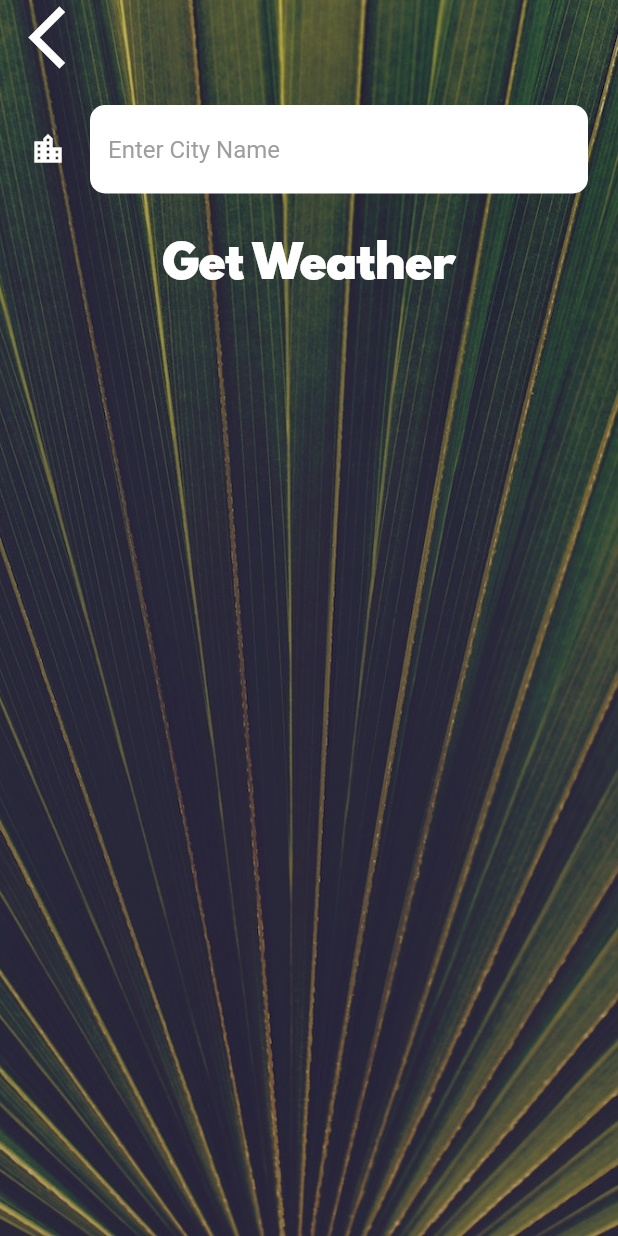
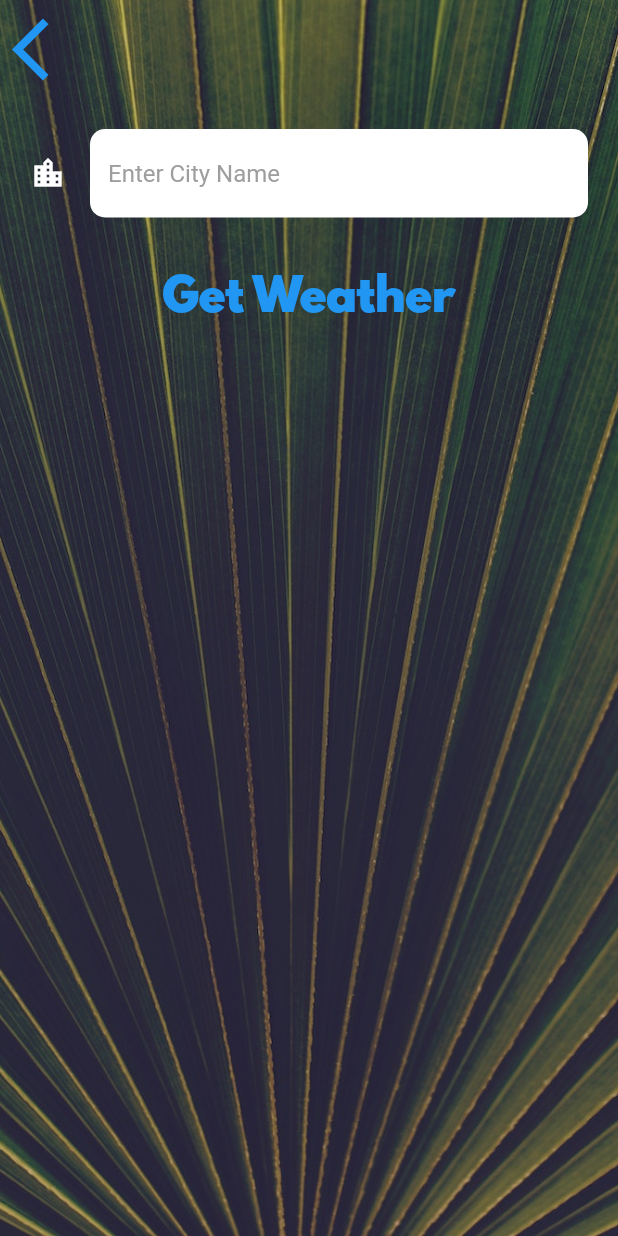
Before and after one commit to kevinkooyizen/flutter-testing, a Flutter app: the CityScreen screen opened directly, on a phone screen of 412 x 824 dp. Run offline on Flutter 3.47's test engine with Material 2 defaults, Android fonts, the phone set to English and light mode, and no system bars; our stand-ins replace flutter_spinkit, geolocator.

Commit message:
convert flat buttons to text buttons

```diff
--- a/lib/screens/city_screen.dart
+++ b/lib/screens/city_screen.dart
@@ -27,7 +27,7 @@ class _CityScreenState extends State<CityScreen> {
             children: <Widget>[
               Align(
                 alignment: Alignment.topLeft,
-                child: FlatButton(
+                child: TextButton(
                   onPressed: () {
                     Navigator.pop(context);
                   },
@@ -49,7 +49,7 @@ class _CityScreenState extends State<CityScreen> {
                   },
                 ),
               ),
-              FlatButton(
+              TextButton(
                 onPressed: () {
                   Navigator.pop(context, cityName);
                 },
--- a/lib/screens/location_screen.dart
+++ b/lib/screens/location_screen.dart
@@ -66,7 +66,7 @@ class _LocationScreenState extends State<LocationScreen> {
               Row(
                 mainAxisAlignment: MainAxisAlignment.spaceBetween,
                 children: <Widget>[
-                  FlatButton(
+                  TextButton(
                     onPressed: () async {
                       Map? weatherData = await weather.getLocationWeather();
                       updateUI(weatherData);
@@ -76,7 +76,7 @@ class _LocationScreenState extends State<LocationScreen> {
                       size: 50.0,
                     ),
                   ),
-                  FlatButton(
+                  TextButton(
                     onPressed: () async {
                       var typedName = await Navigator.push(
                         context,
```
